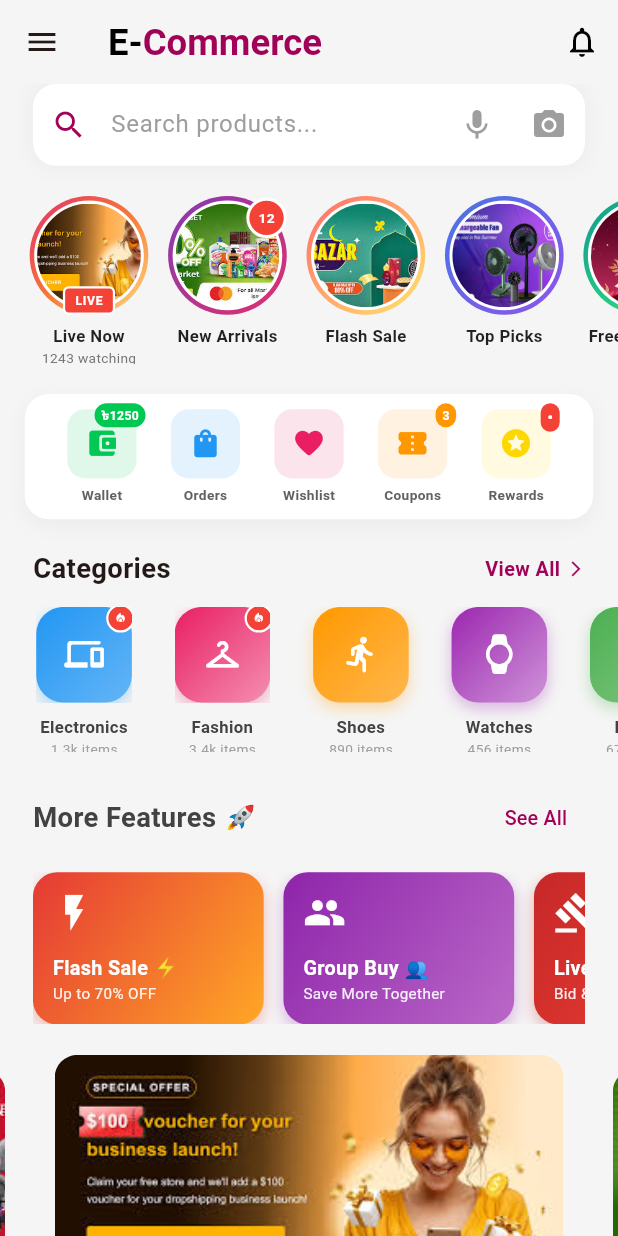
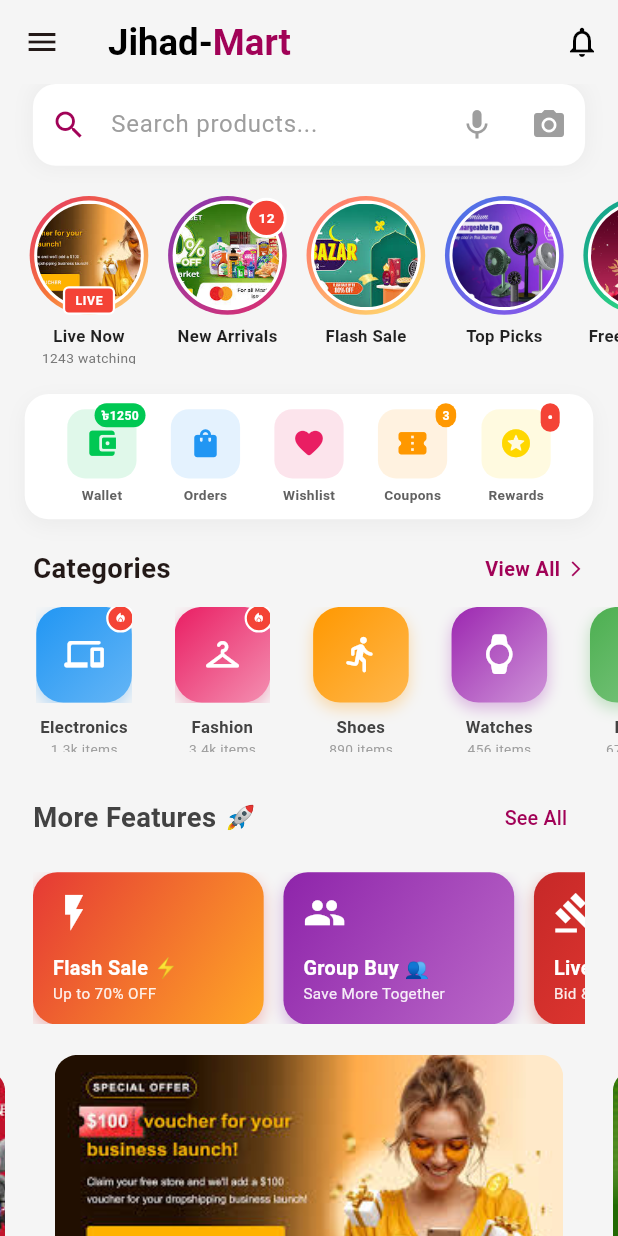
Before and after one commit to Jihadul-Islam1/JihadMart-Flutter-app-, a Flutter app: the Home screen opened directly, on a phone screen of 412 x 824 dp. Run offline on Flutter 3.47's test engine with Material 3 defaults, Android fonts, the phone set to English and light mode, and no system bars; drawn by our look-alikes of carousel_slider; our stand-ins replace cloud_firestore, cloud_functions, dots_indicator, firebase_auth, firebase_core, flutter_riverpod and 6 more; missing offline and left inert: email_otp, flutter_facebook_auth, flutter_sslcommerz; accounts and stored records are empty; statements that could not run were skipped.

Commit message:
Update home, checkout, product details UI and Firebase config
Co-Authored-By: Claude Opus 5.5 <noreply@anthropic.com>

```diff
--- a/lib/ui/bottom_nav_controller.dart
+++ b/lib/ui/bottom_nav_controller.dart
@@ -51,6 +51,7 @@ class BottomNavControllerState extends State<BottomNavController> {
             _buildNavItem(2, Icons.shopping_cart, "Cart"),
             _buildNavItem(3, Icons.smart_toy_outlined, "AI"),
             _buildNavItem(4, Icons.person, "Profile"),
+
           ],
         ),
       ),
--- a/lib/ui/bottom_nav_pages/home.dart
+++ b/lib/ui/bottom_nav_pages/home.dart
@@ -9,7 +9,7 @@ import 'package:jihad/ui/profile/my_orders.dart';
 import 'package:jihad/ui/settings_screen.dart';
 import 'package:jihad/ui/support_screen.dart';
 import 'package:jihad/ui/bottom_nav_pages/favourite.dart';
-import 'package:jihad/utils/recently_viewed_service.dart';
+// import 'package:jihad/utils/recently_viewed_service.dart';
 import 'package:jihad/widgets/flash_sale_widget.dart';
 import 'package:firebase_auth/firebase_auth.dart';
 import 'package:jihad/ui/profile/voice_search_screen.dart';
@@ -194,7 +194,7 @@ class _HomeState extends State<Home> {
           text: TextSpan(
             children: [
               TextSpan(
-                text: "E-",
+                text: "Jihad-",
                 style: TextStyle(
                   color: Colors.black,
                   fontWeight: FontWeight.bold,
@@ -202,7 +202,7 @@ class _HomeState extends State<Home> {
                 ),
               ),
               TextSpan(
-                text: "Commerce",
+                text: "Mart",
                 style: TextStyle(
                   color: AppColors.deepOrange,
                   fontWeight: FontWeight.bold,
@@ -460,117 +460,117 @@ class _HomeState extends State<Home> {
 
                 SizedBox(height: 20.h),
 
-                // Recently Viewed
-                if (RecentlyViewedService.getRecentlyViewed().isNotEmpty) ...[
-                  Padding(
-                    padding: EdgeInsets.symmetric(horizontal: 20.w),
-                    child: Row(
-                      mainAxisAlignment: MainAxisAlignment.spaceBetween,
-                      children: [
-                        Text(
-                          "Recently Viewed",
-                          style: TextStyle(
-                            fontSize: 18.sp,
-                            fontWeight: FontWeight.bold,
-                          ),
-                        ),
-                        TextButton(
-                          onPressed: () {
-                            setState(() {
-                              RecentlyViewedService.clearAll();
-                            });
-                          },
-                          child: Text(
-                            "Clear All",
-                            style: TextStyle(
-                              fontSize: 14.sp,
-                              color: AppColors.deepOrange,
-                            ),
-                          ),
-                        ),
-                      ],
-                    ),
-                  ),
-                  SizedBox(height: 10.h),
-                  SizedBox(
-                    height: 120.h,
-                    child: ListView.builder(
-                      padding: EdgeInsets.only(left: 20.w),
-                      scrollDirection: Axis.horizontal,
-                      itemCount:
-                          RecentlyViewedService.getRecentlyViewed().length,
-                      itemBuilder: (context, index) {
-                        var product =
-                            RecentlyViewedService.getRecentlyViewed()[index];
-
-                        // Handle image
-                        var imageList = product["product-img"];
-                        String imagePath =
-                            (imageList is List && imageList.isNotEmpty)
-                            ? imageList[0]
-                            : "";
-                        bool isNetworkImage = imagePath.startsWith('http');
-
-                        return GestureDetector(
-                          onTap: () => Navigator.push(
-                            context,
-                            CupertinoPageRoute(
-                              builder: (_) => ProductDetails(product),
-                            ),
-                          ),
-                          child: Container(
-                            width: 100.w,
-                            margin: EdgeInsets.only(right: 12.w),
-                            decoration: BoxDecoration(
-                              color: Colors.white,
-                              borderRadius: BorderRadius.circular(12.r),
-                              boxShadow: [
-                                BoxShadow(
-                                  color: Colors.grey.withOpacity(0.1),
-                                  blurRadius: 5,
-                                  spreadRadius: 1,
-                                ),
-                              ],
-                            ),
-                            child: Column(
-                              crossAxisAlignment: CrossAxisAlignment.center,
-                              children: [
-                                Expanded(
-                                  child: Container(
-                                    decoration: BoxDecoration(
-                                      borderRadius: BorderRadius.vertical(
-                                        top: Radius.circular(12.r),
-                                      ),
-                                      image: DecorationImage(
-                                        image: isNetworkImage
-                                            ? NetworkImage(imagePath)
-                                            : AssetImage(imagePath)
-                                                  as ImageProvider,
-                                        fit: BoxFit.cover,
-                                      ),
-                                    ),
-                                  ),
-                                ),
-                                Padding(
-                                  padding: EdgeInsets.all(8.w),
-                                  child: Text(
-                                    "৳${product["product-price"]}",
-                                    style: TextStyle(
-                                      fontWeight: FontWeight.bold,
-                                      fontSize: 12.sp,
-                                      color: AppColors.deepOrange,
-                                    ),
-                                  ),
-                                ),
-                              ],
-                            ),
-                          ),
-                        );
-                      },
-                    ),
-                  ),
-                  SizedBox(height: 20.h),
-                ],
+                // // Recently Viewed
+                // if (RecentlyViewedService.getRecentlyViewed().isNotEmpty) ...[
+                //   Padding(
+                //     padding: EdgeInsets.symmetric(horizontal: 20.w),
+                //     child: Row(
+                //       mainAxisAlignment: MainAxisAlignment.spaceBetween,
+                //       children: [
+                //         Text(
+                //           "Recently Viewed",
+                //           style: TextStyle(
+                //             fontSize: 18.sp,
+                //             fontWeight: FontWeight.bold,
+                //           ),
+                //         ),
+                //         TextButton(
+                //           onPressed: () {
+                //             setState(() {
+                //               RecentlyViewedService.clearAll();
+                //             });
+                //           },
+                //           child: Text(
+                //             "Clear All",
+                //             style: TextStyle(
+                //               fontSize: 14.sp,
+                //               color: AppColors.deepOrange,
+                //             ),
+                //           ),
+                //         ),
+                //       ],
+                //     ),
+                //   ),
+                //   SizedBox(height: 10.h),
+                //   SizedBox(
+                //     height: 120.h,
+                //     child: ListView.builder(
+                //       padding: EdgeInsets.only(left: 20.w),
+                //       scrollDirection: Axis.horizontal,
+                //       itemCount:
+                //           RecentlyViewedService.getRecentlyViewed().length,
+                //       itemBuilder: (context, index) {
+                //         var product =
+                //             RecentlyViewedService.getRecentlyViewed()[index];
+
+                //         // Handle image
+                //         var imageList = product["product-img"];
+                //         String imagePath =
+                //             (imageList is List && imageList.isNotEmpty)
+                //             ? imageList[0]
+                //             : "";
+                //         bool isNetworkImage = imagePath.startsWith('http');
+
+                //         return GestureDetector(
+                //           onTap: () => Navigator.push(
+                //             context,
+                //             CupertinoPageRoute(
+                //               builder: (_) => ProductDetails(product),
+                //             ),
+                //           ),
+                //           child: Container(
+                //             width: 100.w,
+                //             margin: EdgeInsets.only(right: 12.w),
+                //             decoration: BoxDecoration(
+                //               color: Colors.white,
+                //               borderRadius: BorderRadius.circular(12.r),
+                //               boxShadow: [
+                //                 BoxShadow(
+                //                   color: Colors.grey.withOpacity(0.1),
+                //                   blurRadius: 5,
+                //                   spreadRadius: 1,
+                //                 ),
+                //               ],
+                //             ),
+                //             child: Column(
+                //               crossAxisAlignment: CrossAxisAlignment.center,
+                //               children: [
+                //                 Expanded(
+                //                   child: Container(
+                //                     decoration: BoxDecoration(
+                //                       borderRadius: BorderRadius.vertical(
+                //                         top: Radius.circular(12.r),
+                //                       ),
+                //                       image: DecorationImage(
+                //                         image: isNetworkImage
+                //                             ? NetworkImage(imagePath)
+                //                             : AssetImage(imagePath)
+                //                                   as ImageProvider,
+                //                         fit: BoxFit.cover,
+                //                       ),
+                //                     ),
+                //                   ),
+                //                 ),
+                //                 Padding(
+                //                   padding: EdgeInsets.all(8.w),
+                //                   child: Text(
+                //                     "৳${product["product-price"]}",
+                //                     style: TextStyle(
+                //                       fontWeight: FontWeight.bold,
+                //                       fontSize: 12.sp,
+                //                       color: AppColors.deepOrange,
+                //                     ),
+                //                   ),
+                //                 ),
+                //               ],
+                //             ),
+                //           ),
+                //         );
+                //       },
+                //     ),
+                //   ),
+                //   SizedBox(height: 20.h),
+                // ],
 
                 // Top Brands
                 Padding(
--- a/lib/ui/checkout_screen.dart
+++ b/lib/ui/checkout_screen.dart
@@ -225,7 +225,7 @@ class _CheckoutScreenState extends State<CheckoutScreen> {
                         borderRadius: BorderRadius.circular(10),
                       ),
                     ),
-                    child: Text(_appliedPromo.isEmpty ? "Apply" : "Applied"),
+                    child: Text(_appliedPromo.isEmpty ? "Apply" : "Applied",  style: TextStyle( color: _appliedPromo.isEmpty ? Colors.white  : Colors.black,),),
                   ),
                 ],
               ),
--- a/lib/ui/product_details_screen.dart
+++ b/lib/ui/product_details_screen.dart
@@ -881,6 +881,7 @@ class _ProductDetailsState extends State<ProductDetails> {
                           child: const Text('Buy Now', style: TextStyle(color: Colors.white)),
                         ),
                       ),
+
                     ],
                   ),
                 ),
```
Also changed, not shown: firebase.json, 2 other files.
